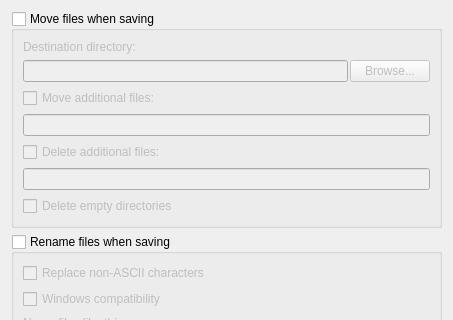
This is ui/options_renaming.ui in metabrainz/picard as Qt 5 draws it before an edit; both pictures show x 0 to 453 and y 0 to 320 of the 453 by 560 pixel window. The edited form follows.
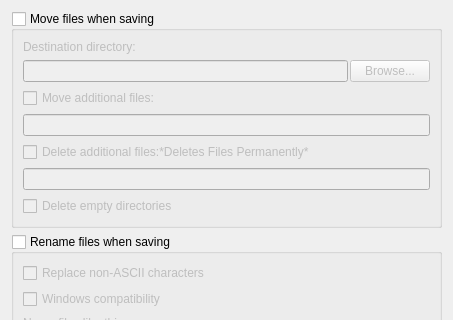
This is the edited form.

Commit message: Stable file Deleting with changed title

Patch:
```diff
--- a/ui/options_renaming.ui
+++ b/ui/options_renaming.ui
@@ -92,7 +92,7 @@
           <bool>false</bool>
          </property>
          <property name="text">
-          <string>Delete additional files:</string>
+          <string>Delete additional files:*Deletes Files Permanently*</string>
          </property>
         </widget>
       </item>
```
The commit also changes 2 other files.
